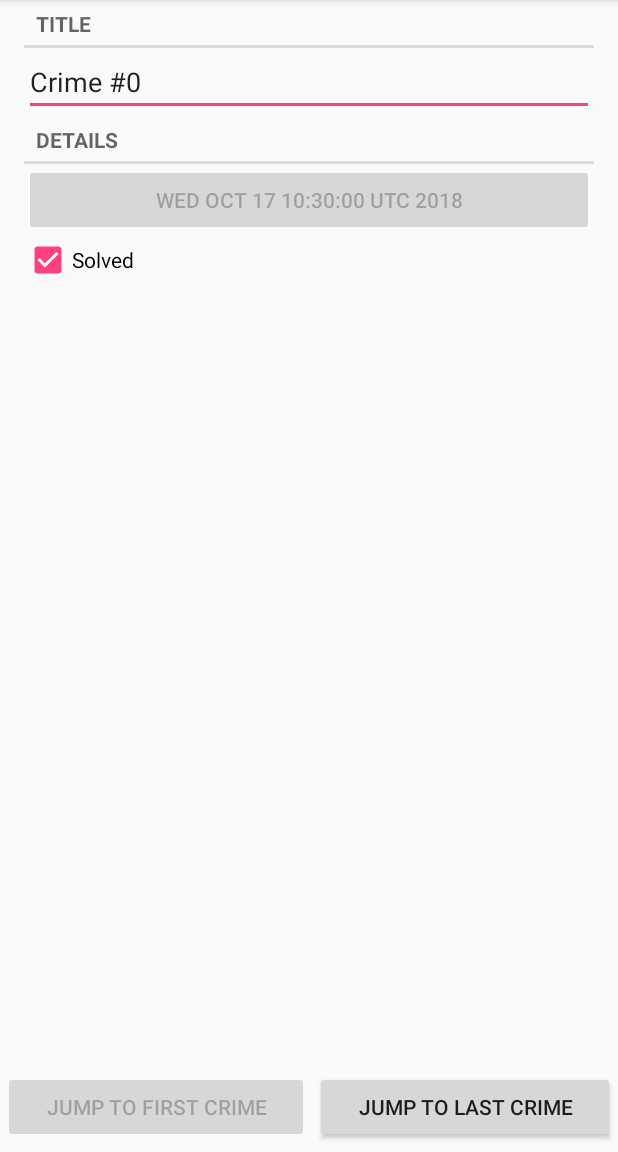
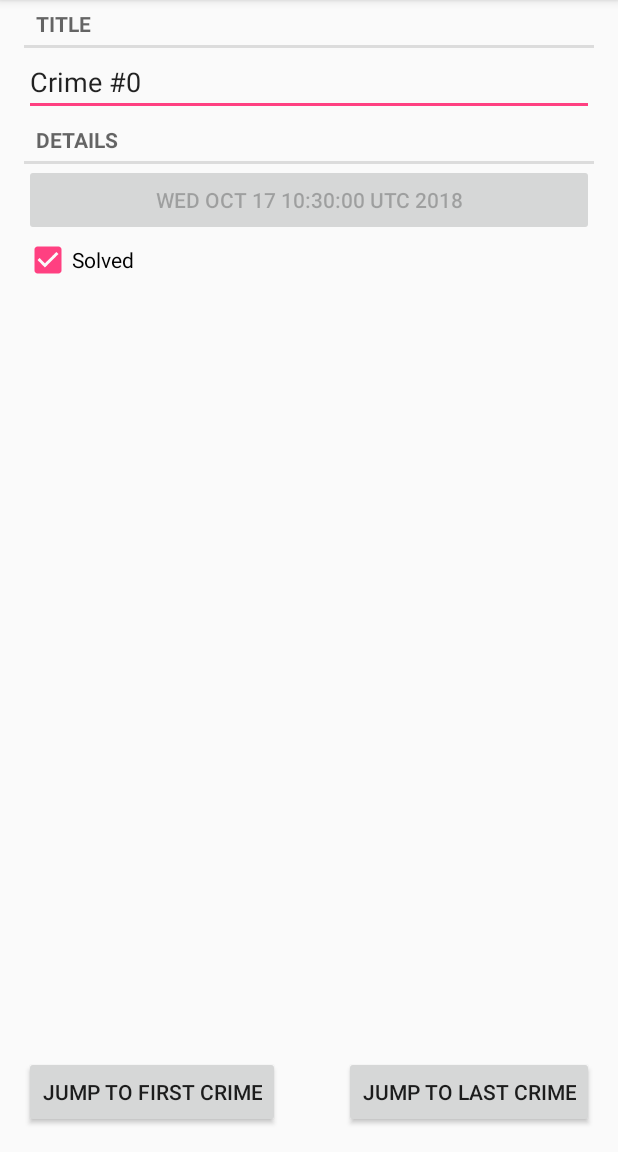
Before and after one commit to annasedlar/Android-CriminalIntent, an Android app: the CrimeFragment screen opened directly, with no data from a screen before it, after a tap on "JUMP TO FIRST CRIME", on a phone screen of 412 x 824 dp, the part 84-1236 px from its top. Run offline under Robolectric (Android 15) with nearby library versions, the phone set to English and light mode, and no system bars.

Commit message:
jump to first and last buttons in PagerActivity

```diff
--- a/app/src/main/java/com/bignerdranch/android/criminalintent/CrimeFragment.java
+++ b/app/src/main/java/com/bignerdranch/android/criminalintent/CrimeFragment.java
@@ -3,10 +3,8 @@ package com.bignerdranch.android.criminalintent;
 
 import android.os.Bundle;
 import android.support.v4.app.Fragment;
-import android.support.v4.view.ViewPager;
 import android.text.Editable;
 import android.text.TextWatcher;
-import android.util.Log;
 import android.view.LayoutInflater;
 import android.view.View;
 import android.view.ViewGroup;
@@ -14,9 +12,6 @@ import android.widget.Button;
 import android.widget.CheckBox;
 import android.widget.CompoundButton;
 import android.widget.EditText;
-import android.widget.Toast;
-
-import java.util.List;
 import java.util.UUID;
 
 public class CrimeFragment extends Fragment {
@@ -27,9 +22,6 @@ public class CrimeFragment extends Fragment {
     private EditText mTitleField;
     private Button mDateButton;
     private CheckBox mSolvedCheckBox;
-    private List<Crime> mCrimes;
-    private Button mJumpToFirst;
-    private Button mJumpToLast;
 
     public static CrimeFragment newInstance(UUID crimeId) {
         Bundle args = new Bundle();
@@ -43,8 +35,6 @@ public class CrimeFragment extends Fragment {
     @Override
     public void onCreate(Bundle savedInstanceState) {
         super.onCreate(savedInstanceState);
-//        mCrime = new Crime();
-//        UUID crimeId = (UUID) getActivity().getIntent().getSerializableExtra(CrimeActivity.EXTRA_CRIME_ID);
         UUID crimeId = (UUID) getArguments().getSerializable(ARG_CRIME_ID);
         mCrime = CrimeLab.getCrimeLab(getActivity()).getCrime(crimeId);
     }
@@ -86,39 +76,6 @@ public class CrimeFragment extends Fragment {
             }
         });
 
-
-        final ViewPager vp = (ViewPager) getActivity().findViewById(R.id.crime_view_pager);
-        mCrimes = CrimeLab.getCrimeLab(getActivity()).getCrimes();
-
-        mJumpToFirst = (Button) v.findViewById(R.id.jump_to_first_crime);
-        mJumpToFirst.setOnClickListener(new View.OnClickListener() {
-            @Override
-            public void onClick(View view) {
-
-                if(vp.getCurrentItem() != 0){
-                    vp.setCurrentItem(0);
-                } else {
-                    mJumpToFirst.setEnabled(false);
-                    Toast.makeText(getActivity(), "You are already viewing first crime",
-                            Toast.LENGTH_LONG).show();
-                }
-            }
-        });
-
-        mJumpToLast = (Button) v.findViewById(R.id.jump_to_last_crime);
-        mJumpToLast.setOnClickListener(new View.OnClickListener() {
-            @Override
-            public void onClick(View view) {
-                if(vp.getCurrentItem() != (mCrimes.size() - 1) ) {
-                    vp.setCurrentItem(mCrimes.size() - 1);
-                } else {
-                    mJumpToLast.setEnabled(false);
-                    Toast.makeText(getActivity(), "You are already viewing last crime",
-                            Toast.LENGTH_SHORT).show();
-                }
-            }
-        });
-
         return v;
     }
 }
--- a/app/src/main/java/com/bignerdranch/android/criminalintent/CrimePagerActivity.java
+++ b/app/src/main/java/com/bignerdranch/android/criminalintent/CrimePagerActivity.java
@@ -11,6 +11,7 @@ import android.support.v7.app.AppCompatActivity;
 import android.util.Log;
 import android.view.View;
 import android.widget.Button;
+import android.widget.Toast;
 
 import java.util.List;
 import java.util.UUID;
@@ -22,7 +23,7 @@ public class CrimePagerActivity extends AppCompatActivity {
     private Button mJumpToFirst;
     private Button mJumpToLast;
 
-    public static Intent newIntent(Context packageContext, UUID crimeId){
+    public static Intent newIntent(Context packageContext, UUID crimeId) {
         Intent intent = new Intent(packageContext, CrimePagerActivity.class);
         intent.putExtra(EXTRA_CRIME_ID, crimeId);
         return intent;
@@ -54,11 +55,43 @@ public class CrimePagerActivity extends AppCompatActivity {
             }
         });
 
-        for (int i = 0; i < mCrimes.size(); i++){
-            if (mCrimes.get(i).getId().equals(crimeId)){
+        for (int i = 0; i < mCrimes.size(); i++) {
+            if (mCrimes.get(i).getId().equals(crimeId)) {
                 mViewPager.setCurrentItem(i);
                 break;
             }
         }
+
+        mJumpToFirst = (Button) findViewById(R.id.jump_to_first_crime);
+        mJumpToFirst.setOnClickListener(new View.OnClickListener() {
+            @Override
+            public void onClick(View view) {
+
+                if (mViewPager.getCurrentItem() != 0) {
+                    mViewPager.setCurrentItem(0);
+                } else {
+                    mJumpToFirst.setEnabled(false);
+                    Toast.makeText(getApplicationContext(), "You are already viewing first crime",
+                            Toast.LENGTH_LONG).show();
+                }
+                mJumpToFirst.setEnabled(true);
+            }
+        });
+
+        mJumpToLast = (Button) findViewById(R.id.jump_to_last_crime);
+        mJumpToLast.setOnClickListener(new View.OnClickListener() {
+            @Override
+            public void onClick(View view) {
+                if (mViewPager.getCurrentItem() != mCrimes.size() - 1) {
+                    mViewPager.setCurrentItem(mCrimes.size() - 1);
+                } else {
+                    mJumpToLast.setEnabled(false);
+                    Toast.makeText(getApplicationContext(), "You are already viewing last crime",
+                            Toast.LENGTH_SHORT).show();
+                }
+                mJumpToLast.setEnabled(true);
+            }
+
+        });
     }
 }
--- a/app/src/main/res/layout/activity_crime_pager.xml
+++ b/app/src/main/res/layout/activity_crime_pager.xml
@@ -1,8 +1,46 @@
 <?xml version="1.0" encoding="utf-8"?>
-<android.support.v4.view.ViewPager
+<android.support.constraint.ConstraintLayout
     xmlns:android="http://schemas.android.com/apk/res/android"
-    android:id="@+id/crime_view_pager"
+    xmlns:app="http://schemas.android.com/apk/res-auto"
     android:layout_width="match_parent"
-    android:layout_height="match_parent">
+    android:layout_height="match_parent"
+    android:orientation="vertical">
 
-</android.support.v4.view.ViewPager>
+    <android.support.v4.view.ViewPager
+        android:id="@+id/crime_view_pager"
+        android:layout_width="wrap_content"
+        android:layout_height="wrap_content"
+        app:layout_constraintLeft_toLeftOf="parent"
+        app:layout_constraintTop_toTopOf="parent"
+        app:layout_constraintRight_toRightOf="parent"/>
+
+    <android.support.constraint.ConstraintLayout
+        android:layout_width="match_parent"
+        android:layout_height="wrap_content"
+        android:orientation="horizontal"
+        app:layout_constraintBottom_toBottomOf="parent"
+        app:layout_constraintLeft_toLeftOf="parent"
+        app:layout_constraintRight_toRightOf="parent">
+
+        <Button
+            android:id="@+id/jump_to_first_crime"
+            android:layout_width="wrap_content"
+            android:layout_height="wrap_content"
+            android:layout_margin="16dp"
+            android:text="@string/jump_to_first"
+            app:layout_constraintLeft_toLeftOf="parent"
+            app:layout_constraintBottom_toBottomOf="parent"
+            app:layout_constraintTop_toTopOf="parent"/>
+
+        <Button
+            android:id="@+id/jump_to_last_crime"
+            android:layout_width="wrap_content"
+            android:layout_height="wrap_content"
+            android:layout_margin="16dp"
+            android:text="@string/jump_to_last"
+            app:layout_constraintRight_toRightOf="parent"
+            app:layout_constraintTop_toTopOf="parent"
+            app:layout_constraintBottom_toBottomOf="parent"/>
+
+    </android.support.constraint.ConstraintLayout>
+</android.support.constraint.ConstraintLayout>
--- a/app/src/main/res/layout/fragment_crime.xml
+++ b/app/src/main/res/layout/fragment_crime.xml
@@ -45,29 +45,4 @@
         android:layout_marginLeft="16dp"
         android:layout_marginRight="16dp" />
 
-    <LinearLayout
-        android:layout_width="match_parent"
-        android:layout_height="match_parent"
-        android:orientation="horizontal"
-        android:gravity="center|bottom"
-        >
-
-        <Button
-            android:id="@+id/jump_to_first_crime"
-            android:layout_width="wrap_content"
-            android:layout_height="wrap_content"
-            android:layout_margin="2dp"
-            android:layout_weight="1"
-            android:text="@string/jump_to_first" />
-
-        <Button
-            android:id="@+id/jump_to_last_crime"
-            android:layout_width="wrap_content"
-            android:layout_height="wrap_content"
-            android:layout_margin="2dp"
-            android:layout_weight="1"
-            android:text="@string/jump_to_last" />
-
-    </LinearLayout>
-
 </LinearLayout>
```
